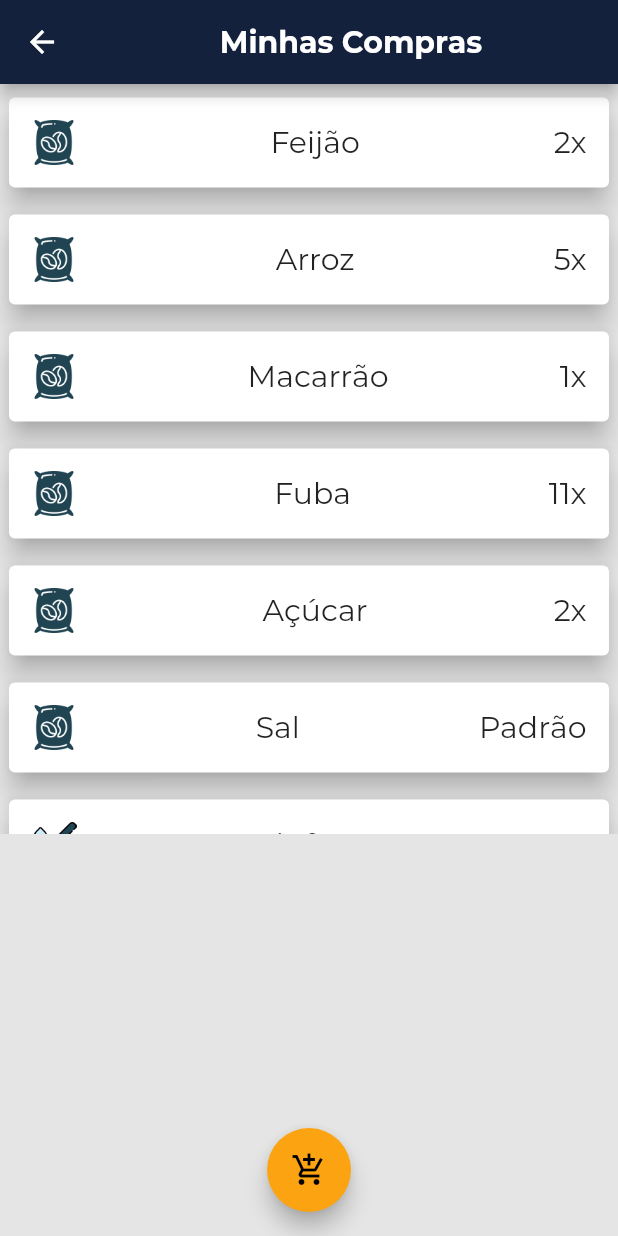
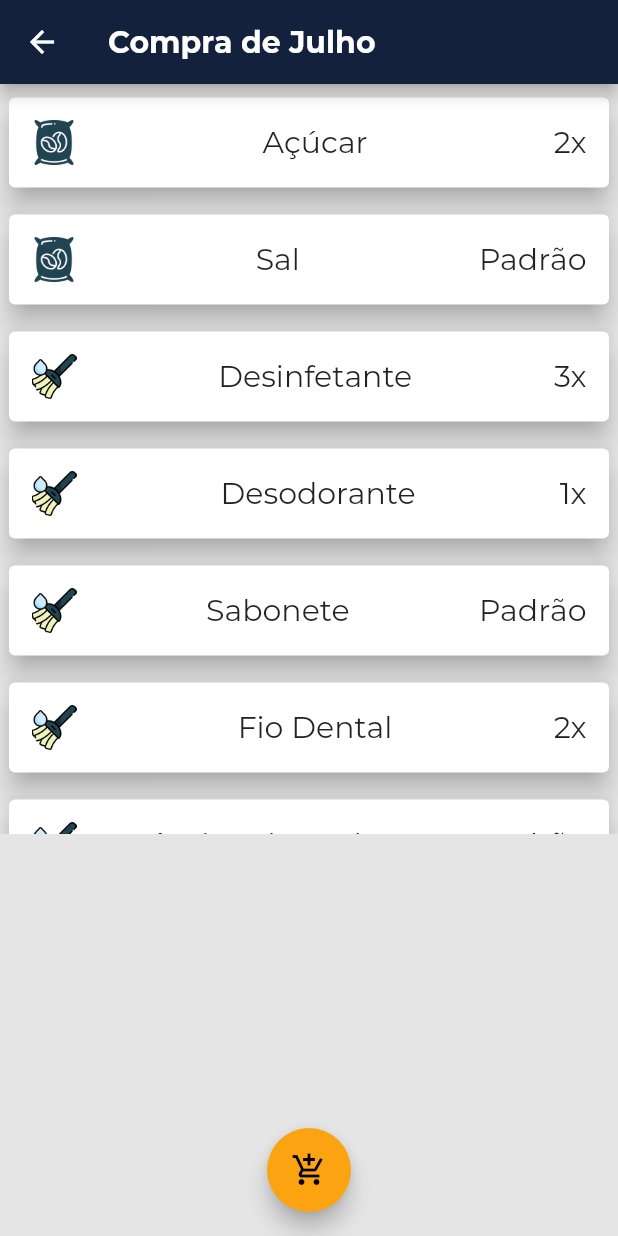
Before and after one commit to owarleysouza/S-Compras, a Flutter app: the TelaInicial screen opened by its route, on a phone screen of 412 x 824 dp. Run offline on Flutter 3.47's test engine with Material 2 defaults, Android fonts, the phone set to English and light mode, and no system bars.

Commit message:
adequacao da tela inicial com a classe de lista de compras

```diff
--- a/lib/views/telaInicial.dart
+++ b/lib/views/telaInicial.dart
@@ -1,4 +1,5 @@
 import 'package:flutter/material.dart';
+import 'package:minhas_compras/models/listadecompra.dart';
 import 'package:minhas_compras/models/produto.dart';
 import 'package:minhas_compras/views/addProduto.dart';
 import 'package:minhas_compras/views/categoria.dart';
@@ -13,24 +14,24 @@ class TelaInicial extends StatefulWidget {
 }
 
 class _TelaInicialState extends State<TelaInicial> {
-  final List<Produto> _produtos = [
-    Produto(nome: "Feijão", quantidade: "2x", categoria: "Grosso"),
-    Produto(nome: "Arroz", quantidade: "5x", categoria: "Grosso"),
-    Produto(nome: "Macarrão", quantidade: "1x", categoria: "Grosso"),
-    Produto(nome: "Fuba", quantidade: "11x", categoria: "Grosso"),
+  final _compras = ListadeCompra(
+      nome: "Compra de Julho",
+      data: DateTime.now(),
+      listadecompra: [
         Produto(nome: "Açúcar", quantidade: "2x", categoria: "Grosso"),
         Produto(nome: "Sal", quantidade: "Padrão", categoria: "Grosso"),
         Produto(nome: "Desinfetante", quantidade: "3x", categoria: "LeH"),
         Produto(nome: "Desodorante", quantidade: "1x", categoria: "LeH"),
         Produto(nome: "Sabonete", quantidade: "Padrão", categoria: "LeH"),
         Produto(nome: "Fio Dental", quantidade: "2x", categoria: "LeH"),
-    Produto(nome: "Lâmina de Barbear", quantidade: "Padrão", categoria: "LeH"),
+        Produto(
+            nome: "Lâmina de Barbear", quantidade: "Padrão", categoria: "LeH"),
         Produto(nome: "Peixe", quantidade: "3x", categoria: "Frios"),
         Produto(nome: "Salsicha", quantidade: "1x", categoria: "Frios"),
-  ];
+      ]);
 
   get temProdutonaLista {
-    if (_produtos.isEmpty) {
+    if (_compras.listadecompra.isEmpty) {
       return false;
     } else {
       return true;
@@ -42,7 +43,7 @@ class _TelaInicialState extends State<TelaInicial> {
         Produto(nome: nome, quantidade: quantidade, categoria: categoria);
 
     setState(() {
-      _produtos.add(novoProduto);
+      _compras.listadecompra.add(novoProduto);
     });
 
     Navigator.of(context).pop();
@@ -62,10 +63,9 @@ class _TelaInicialState extends State<TelaInicial> {
       backgroundColor: Color(0xFFe5e5e5),
       appBar: AppBar(
         backgroundColor: Theme.of(context).primaryColor,
-        title: Center(
-            child: Text(
-          "Minhas Compras",
-        )),
+        title: Text(
+          _compras.nome,
+        ),
         /*actions: <Widget>[
           //Fica a reflexão e a possibilidade de fazer isso aqui. Mas seguindo a lei de fitts tou retirando o botão
           Padding(
@@ -83,7 +83,7 @@ class _TelaInicialState extends State<TelaInicial> {
               height: 500,
               child: ListView(
                 children: <Widget>[
-                  Categoria(produtos: _produtos),
+                  Categoria(produtos: _compras.listadecompra),
                   SizedBox(
                     //Elemento para que o float button nao fique encima do ultimo produto
                     height: 60,
```
Lines whose indentation alone changed are shown as unchanged.
